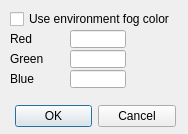
Qt form ui/qdlgimagecolor.ui (CoppeliaRobotics/coppeliaSimLib) before a commit.
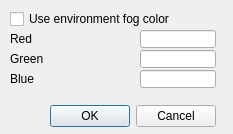
The same form after that commit.

Patch:
```diff
--- a/ui/qdlgimagecolor.ui
+++ b/ui/qdlgimagecolor.ui
@@ -6,7 +6,7 @@
    <rect>
     <x>0</x>
     <y>0</y>
-    <width>188</width>
+    <width>233</width>
     <height>134</height>
    </rect>
   </property>
@@ -21,7 +21,7 @@
     <rect>
      <x>10</x>
      <y>10</y>
-     <width>181</width>
+     <width>221</width>
      <height>18</height>
     </rect>
    </property>
@@ -37,7 +37,7 @@
     <rect>
      <x>10</x>
      <y>30</y>
-     <width>61</width>
+     <width>111</width>
      <height>18</height>
     </rect>
    </property>
@@ -48,9 +48,9 @@
   <widget class="QLineEdit" name="qqRed">
    <property name="geometry">
     <rect>
-     <x>70</x>
+     <x>140</x>
      <y>30</y>
-     <width>56</width>
+     <width>76</width>
      <height>18</height>
     </rect>
    </property>
@@ -60,7 +60,7 @@
     <rect>
      <x>10</x>
      <y>50</y>
-     <width>61</width>
+     <width>111</width>
      <height>18</height>
     </rect>
    </property>
@@ -71,9 +71,9 @@
   <widget class="QLineEdit" name="qqGreen">
    <property name="geometry">
     <rect>
-     <x>70</x>
+     <x>140</x>
      <y>50</y>
-     <width>56</width>
+     <width>76</width>
      <height>18</height>
     </rect>
    </property>
@@ -83,7 +83,7 @@
     <rect>
      <x>10</x>
      <y>70</y>
-     <width>61</width>
+     <width>111</width>
      <height>18</height>
     </rect>
    </property>
@@ -94,9 +94,9 @@
   <widget class="QLineEdit" name="qqBlue">
    <property name="geometry">
     <rect>
-     <x>70</x>
+     <x>140</x>
      <y>70</y>
-     <width>56</width>
+     <width>76</width>
      <height>18</height>
     </rect>
    </property>
@@ -106,7 +106,7 @@
     <rect>
      <x>15</x>
      <y>100</y>
-     <width>161</width>
+     <width>201</width>
      <height>32</height>
     </rect>
    </property>
```
